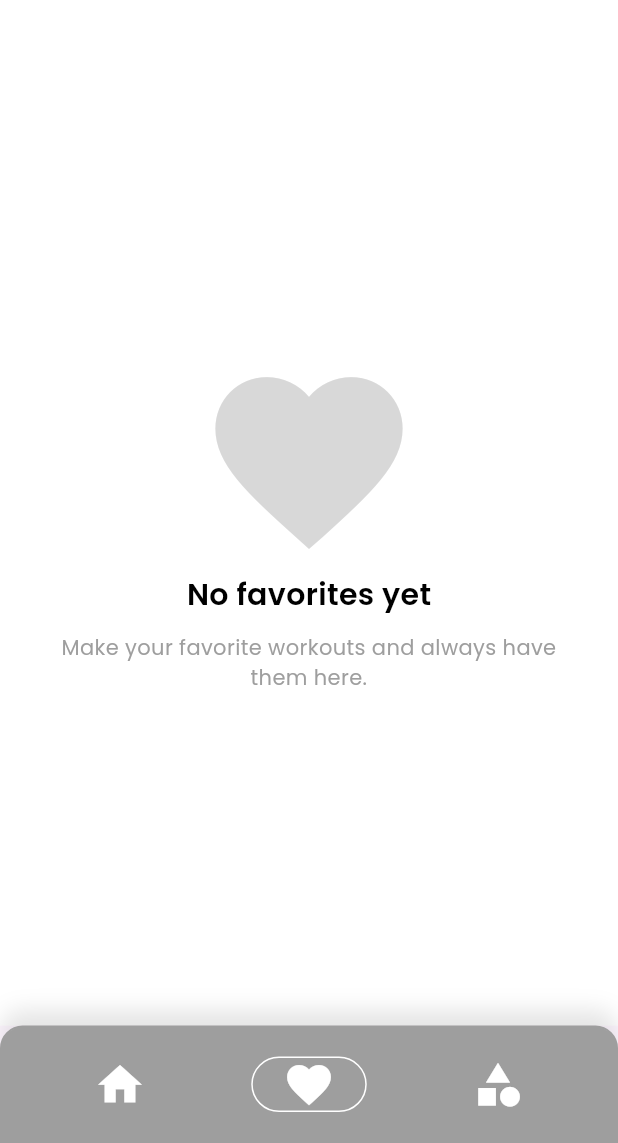
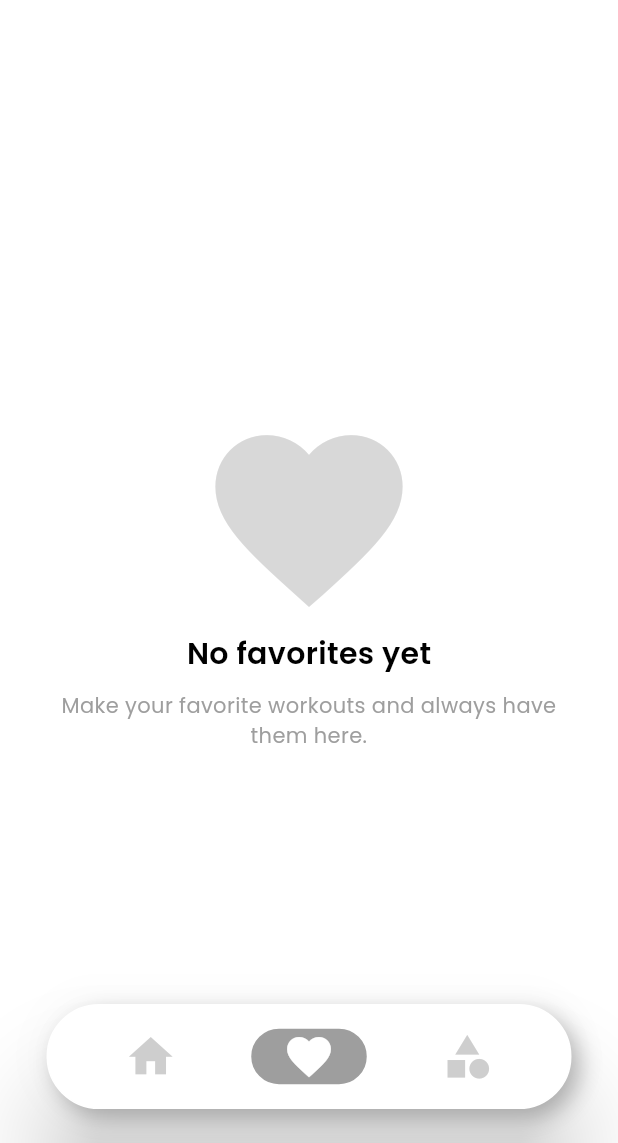
Before and after one commit to Bapan2003/Food-recipe-app, a Flutter app: the screen it shows after launch, item 2 of the bottom bar chosen, on a phone screen of 412 x 824 dp, the part 93-1236 px from its top. Run offline on Flutter 3.47's test engine with Material 3 defaults, Android fonts, the phone set to English and light mode, and no system bars; our stand-ins replace bloc, cached_network_image, connectivity_plus, curved_navigation_bar, equatable, flutter_bloc and 5 more; network calls fail.

Commit message:
Custom bottom navigation bar

```diff
--- a/lib/pages/dashboard/dashboard.dart
+++ b/lib/pages/dashboard/dashboard.dart
@@ -52,9 +52,39 @@ class _DashboardPageScreenState extends State<DashboardPageScreen> {
         onRefresh: () async{ _getData(); },
         child: Scaffold(
           body: BlocBuilder<DashboardBloc,DashboardState>(builder: (context,state){
-            return _selectedWidget(state.selectedTabIndex);
+            return Stack(
+              children: [
+                _selectedWidget(state.selectedTabIndex),
+                Align(
+                  alignment: const Alignment(0.0, 0.95),
+                  child: Card(
+                    shape: RoundedRectangleBorder(
+                        borderRadius: BorderRadius.circular(50)),
+                    elevation: 30,
+                    color: Colors.transparent,
+                    child: SizedBox(
+                        width: 350,
+                        child: _buildMyNavBar(context, size)),
+                  ),
+                ),
+
+              ],
+            );
           }),
-          bottomNavigationBar: _buildMyNavBar(context, size),
+          /*bottomNavigationBar: CurvedNavigationBar(
+            backgroundColor: whiteColor,
+            color: greyColor,
+            items: <Widget>[
+              Icon(Icons.home, size: 35,color: whiteColor,),
+              Icon(Icons.favorite, size: 35,color: whiteColor,),
+              Icon(Icons.category, size: 35,color: whiteColor,),
+            ],
+            onTap: (index) {
+              //Handle button tap
+              context.read<DashboardBloc>().add(SetTabIndex(index: index));
+
+            },
+          ),*/
         ),
       ),
     );
@@ -62,23 +92,9 @@ class _DashboardPageScreenState extends State<DashboardPageScreen> {
 
   Widget _buildMyNavBar(BuildContext context,Size size){
     return Container(
-      height: size.height * 0.095,
-      padding: EdgeInsets.symmetric(horizontal: 40),
-      decoration: BoxDecoration(
-        borderRadius: BorderRadius.only(
-          topLeft: Radius.circular(15),
-          topRight: Radius.circular(15),
-        ),
-          boxShadow: [
-            BoxShadow(
-              color: blackColor.withOpacity(0.1),
-              blurRadius: 12,
-              offset: const Offset(0, -10),
-            )
-          ],
-        color:greyColor,
-        border: Border.all(color: greyColor,width: 1.5)
-      ),
+      height: size.height * 0.085,
+      padding: EdgeInsets.symmetric(horizontal: 30),
+      decoration: kCustomBoxDecorationWithShadow(40, whiteColor, whiteColor, blackColor),
       child: BlocBuilder<DashboardBloc,DashboardState>(builder: (context,state){
         final dashboardBloc=context.read<DashboardBloc>();
         return Row(
@@ -106,13 +122,13 @@ class _DashboardPageScreenState extends State<DashboardPageScreen> {
           dashboardBloc.add(SetTabIndex(index: index));
         },
         child: AnimatedContainer(
-          decoration:kCustomBoxDecoration(25, Colors.transparent, index == state.selectedTabIndex ?whiteColor:Colors.transparent) ,
+          decoration:kCustomBoxDecoration(25, index == state.selectedTabIndex ?greyColor:Colors.transparent, index == state.selectedTabIndex ?greyColor:Colors.transparent) ,
           padding: const EdgeInsets.symmetric(horizontal: 20),
           duration: const Duration(milliseconds: 300),
           curve: Curves.easeInOut,
           child: Icon(
             icon,
-            color: whiteColor,
+            color: index == state.selectedTabIndex ?whiteColor:greyColor.withOpacity(0.5),
             size: 35,
           ),
         ),
--- a/pubspec.yaml
+++ b/pubspec.yaml
@@ -60,6 +60,7 @@ dependencies:
   url_launcher: ^6.3.1
 #for curved bottom navigation
   curved_navigation_bar: ^1.0.6
+  dot_navigation_bar: ^1.0.2
 
 
 
```
Also changed, not shown: pubspec.lock, 1 other file.
